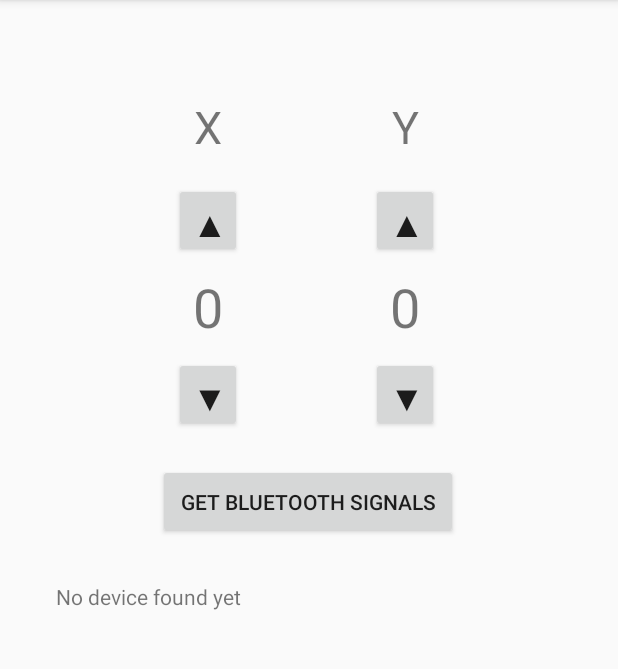
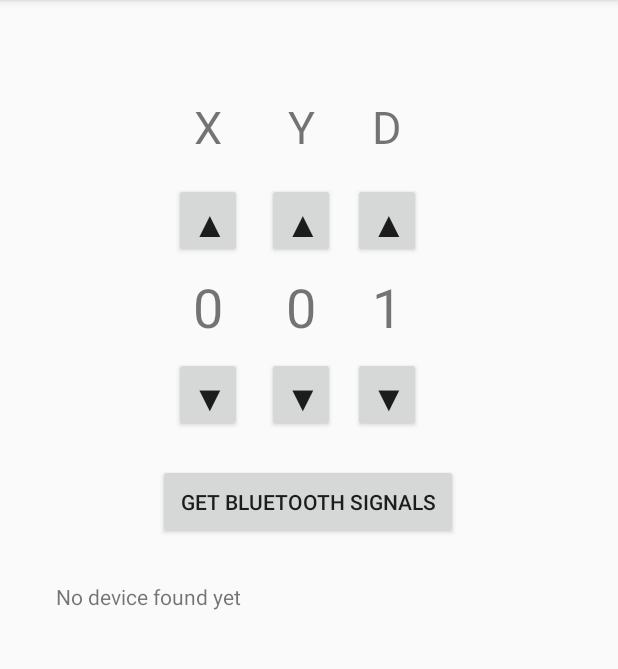
Before and after one commit to Kjronning/BLEThesis, an Android app: the screen it shows after launch (MainActivity), on a phone screen of 412 x 824 dp, the part 84-753 px from its top. Run offline under Robolectric (Android 15) with nearby library versions, the phone set to English and light mode, and no system bars.

```diff
--- a/app/src/main/java/com/example/bledatareceiver/MainActivity.java
+++ b/app/src/main/java/com/example/bledatareceiver/MainActivity.java
@@ -5,6 +5,8 @@ import android.content.Intent;
 import android.content.pm.PackageManager;
 import androidx.appcompat.app.AppCompatActivity;
 
+import android.media.Ringtone;
+import android.media.RingtoneManager;
 import android.net.Uri;
 import android.os.Bundle;
 import android.widget.Button;
@@ -13,8 +15,8 @@ import android.widget.Toast;
 
 public class MainActivity extends AppCompatActivity implements ContractView {
 
-    TextView xAxis, yAxis, informationTextView;
-    Button addXButton, addYButton, subtractXButton, subtractYButton, discoveryButton;
+    TextView xAxis, yAxis, informationTextView, separation;
+    Button addXButton, addYButton, subtractXButton, subtractYButton, subtractSeparationButton, addSeparationButton, discoveryButton;
     MainPresenter presenter;
 
     @Override
@@ -29,9 +31,16 @@ public class MainActivity extends AppCompatActivity implements ContractView {
 
         xAxis = findViewById(R.id.xAxis);
         yAxis = findViewById(R.id.yAxis);
+        separation = findViewById(R.id.separation);
 
         addXButton = findViewById(R.id.addXButton);
         addXButton.setOnClickListener(v -> presenter.handleAddXButtonPress());
+
+        addSeparationButton = findViewById(R.id.addSeparationButton);
+        addSeparationButton.setOnClickListener(v -> presenter.handleAddSeparationButtonPress());
+
+        subtractSeparationButton = findViewById(R.id.subtractSeparationButton);
+        subtractSeparationButton.setOnClickListener(v -> presenter.handleSubtractSeparationButtonPress());
 
         addYButton = findViewById(R.id.addYButton);
         addYButton.setOnClickListener(v -> presenter.handleAddYButtonPress());
@@ -67,6 +76,22 @@ public class MainActivity extends AppCompatActivity implements ContractView {
     }
 
     @Override
+    public void setSeparation(int value){
+        separation.setText(value+"");
+    }
+
+    @Override
+    public void playReadySound() {
+        try {
+            Uri notification = RingtoneManager.getDefaultUri(RingtoneManager.TYPE_NOTIFICATION);
+            Ringtone r = RingtoneManager.getRingtone(getApplicationContext(), notification);
+            r.play();
+        } catch (Exception e) {
+            e.printStackTrace();
+        }
+    }
+
+    @Override
     public void setYCoordinate(int y) {
         yAxis.setText(y+"");
     }
@@ -78,13 +103,10 @@ public class MainActivity extends AppCompatActivity implements ContractView {
 
     @Override
     public void sendEmailIntent(String data) {
-        Intent email = new Intent(Intent.ACTION_SENDTO);
-        email.putExtra(Intent.EXTRA_EMAIL, new String [] {"kjronning@gmail.com"});
+        Intent email = new Intent(Intent.ACTION_SEND).setType("text/plain");
+        email.putExtra(android.content.Intent.EXTRA_EMAIL,new String[] { "kjronning@gmail.com" });
         email.putExtra(Intent.EXTRA_SUBJECT,"BLEData");
         email.putExtra(Intent.EXTRA_TEXT, data);
-        Intent chooser = Intent.createChooser(email, "Mail to ..");
-        if (email.resolveActivity(getPackageManager()) != null) {
-            startActivity(chooser);
-        }
+        startActivity(Intent.createChooser(email, "Mail to .."));
     }
 }
--- a/app/src/main/java/com/example/bledatareceiver/MainContract.java
+++ b/app/src/main/java/com/example/bledatareceiver/MainContract.java
@@ -13,6 +13,10 @@ interface ContractView {
     void changeInformationTextView(String text);
 
     void sendEmailIntent(String send);
+
+    void setSeparation(int value);
+
+    void playReadySound();
 }
 interface Presenter {
     void handleDiscoveryButtonPress();
@@ -32,4 +36,8 @@ interface Presenter {
     void handleSubtractYButtonPress();
 
     void sendEmail(String send);
+
+    void handleAddSeparationButtonPress();
+
+    void handleSubtractSeparationButtonPress();
 }
--- a/app/src/main/java/com/example/bledatareceiver/model/MeasurementListRepository.java
+++ b/app/src/main/java/com/example/bledatareceiver/model/MeasurementListRepository.java
@@ -26,6 +26,7 @@ public class MeasurementListRepository {
     String getDataAsString() {
         StringJoiner joiner = new StringJoiner(" ");
         for(MeasurementList item : dataArrays){
+            Log.d(TAG, String.format("Adding mean to data for address %s with array %s", item.getAddress(), item.toString()));
             joiner.add(item.getMean()+"");
         }
         return joiner.toString();
--- a/app/src/main/res/layout/activity_main.xml
+++ b/app/src/main/res/layout/activity_main.xml
@@ -19,7 +19,7 @@
         app:layout_constraintTop_toTopOf="parent">
 
         <LinearLayout
-            android:layout_width="131dp"
+            android:layout_width="62dp"
             android:layout_height="match_parent"
             android:orientation="vertical">
 
@@ -61,7 +61,7 @@
         </LinearLayout>
 
         <LinearLayout
-            android:layout_width="wrap_content"
+            android:layout_width="57dp"
             android:layout_height="wrap_content"
             android:orientation="vertical">
 
@@ -85,7 +85,7 @@
 
             <TextView
                 android:id="@+id/yAxis"
-                android:layout_width="match_parent"
+                android:layout_width="46dp"
                 android:layout_height="50dp"
                 android:layout_marginBottom="8dp"
                 android:text="0"
@@ -101,6 +101,49 @@
                 android:textSize="24sp" />
 
         </LinearLayout>
+
+        <LinearLayout
+            android:layout_width="54dp"
+            android:layout_height="match_parent"
+            android:orientation="vertical">
+
+            <TextView
+                android:id="@+id/textView6"
+                android:layout_width="45dp"
+                android:layout_height="50dp"
+                android:text="D"
+                android:textAlignment="center"
+                android:textSize="30sp" />
+
+            <Button
+                android:id="@+id/addSeparationButton"
+                android:layout_width="45dp"
+                android:layout_height="50dp"
+                android:layout_marginTop="8dp"
+                android:layout_marginBottom="8dp"
+                android:text="▲"
+                android:textAlignment="center"
+                android:textSize="24sp" />
+
+            <TextView
+                android:id="@+id/separation"
+                android:layout_width="45dp"
+                android:layout_height="50dp"
+                android:layout_marginBottom="8dp"
+                android:text="1"
+                android:textAlignment="center"
+                android:textSize="36sp" />
+
+            <Button
+                android:id="@+id/subtractSeparationButton"
+                android:layout_width="45dp"
+                android:layout_height="50dp"
+                android:text="▼"
+                android:textAlignment="center"
+                android:textSize="24sp" />
+
+        </LinearLayout>
+
     </LinearLayout>
 
     <TextView
```
Also changed, not shown: app/src/main/java/com/example/bledatareceiver/MainPresenter.java (+11 -0 lines), app/src/main/java/com/example/bledatareceiver/model/DataController.java (+16 -7 lines), app/src/main/java/com/example/bledatareceiver/model/FileHandler.java (+8 -1 lines).
